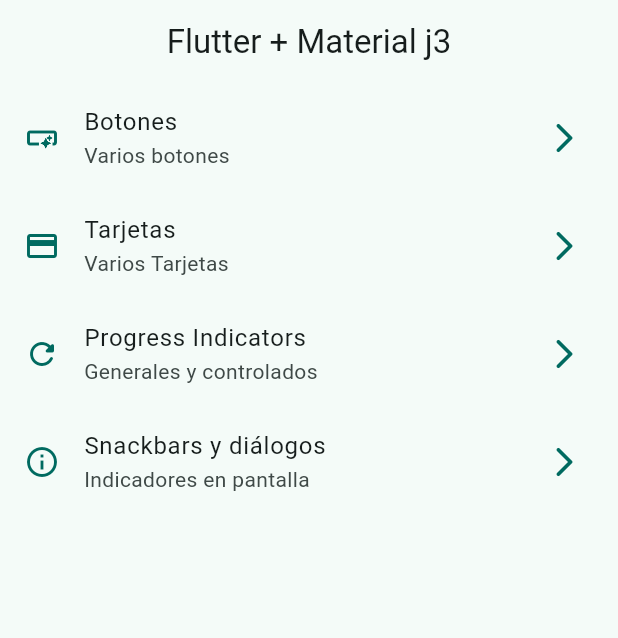
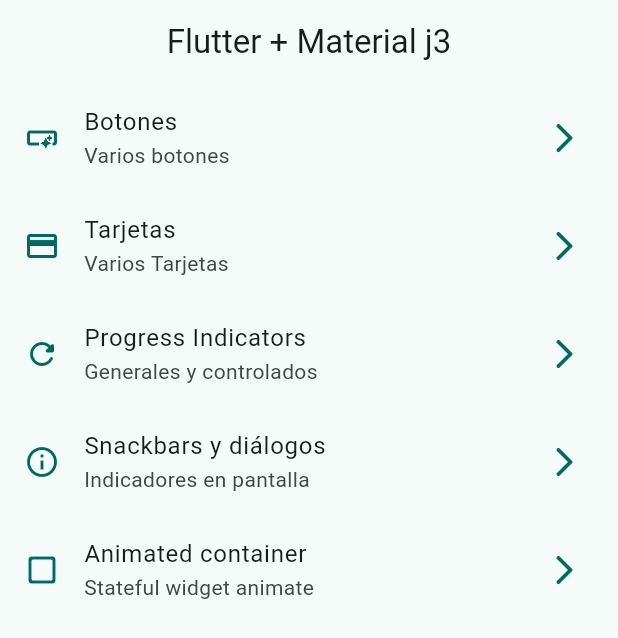
Before and after one commit to richard-allcca/Flutter-Widgets, a Flutter app: the screen it shows after launch, on a phone screen of 412 x 824 dp. Shown: the top 638 px of the screen. Run offline on Flutter 3.47's test engine with Material 3 defaults, Android fonts, the phone set to English and light mode, and no system bars; our stand-ins replace go_router.

Commit message:
animated container terminated

```diff
--- a/lib/config/menu/menu_items.dart
+++ b/lib/config/menu/menu_items.dart
@@ -39,4 +39,10 @@ const appMenuItems = <MenuItem>[
     link: '/snackbars',
     icon: Icons.info_outline
   ),
+  MenuItem(
+    title: 'Animated container',
+    subTitle: 'Stateful widget animate',
+    link: '/animated',
+    icon: Icons.check_box_outline_blank_rounded
+  ),
 ];
--- a/lib/config/router/app_router.dart
+++ b/lib/config/router/app_router.dart
@@ -27,4 +27,9 @@ final appRouter = GoRouter(initialLocation: '/', routes: [
     name: SnackbarScreen.name,
     builder: (context, state) => const SnackbarScreen(),
   ),
+  GoRoute(
+    path: '/animated',
+    name: AnimatedScreen.name,
+    builder: (context, state) => const AnimatedScreen(),
+  ),
 ]);
```
Also changed, not shown: lib/presentation/screens/animated/animated_screen.dart (+68 -3 lines).
